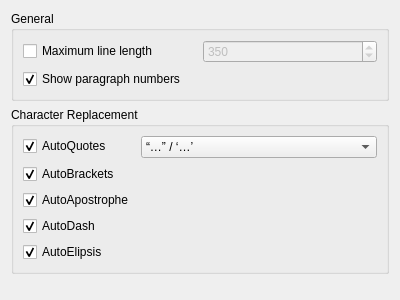
Above: core/src/novelist/settings/SettingsPage_Editor.ui from Drag-On/novelist before the change. Below: the same form after it.
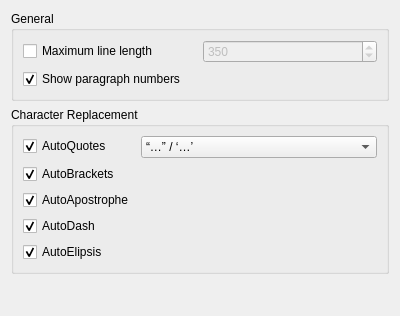
That is the form after the change.

Diff of the .ui file:
```diff
--- a/core/src/novelist/settings/SettingsPage_Editor.ui
+++ b/core/src/novelist/settings/SettingsPage_Editor.ui
@@ -7,7 +7,7 @@
     <x>0</x>
     <y>0</y>
     <width>400</width>
-    <height>300</height>
+    <height>316</height>
    </rect>
   </property>
   <property name="windowTitle">
```
Left out of the diff: 6 changed lines with no effect on the pictures.
